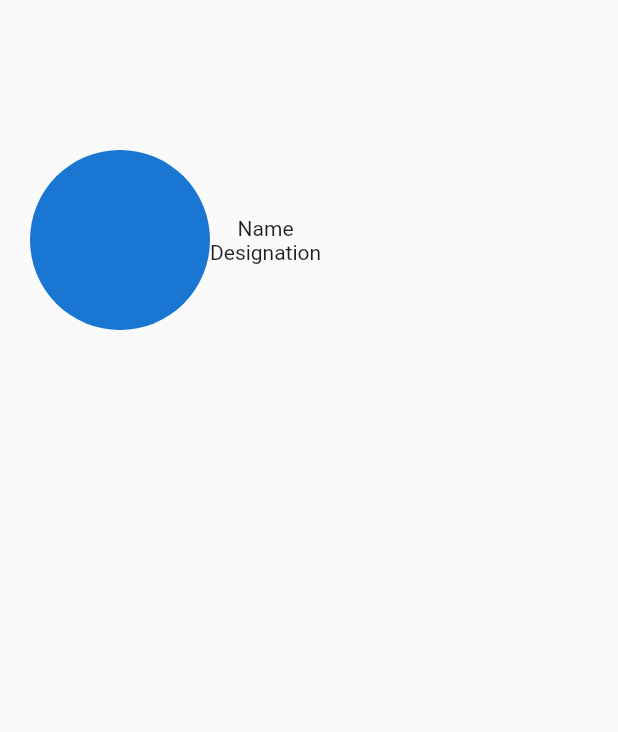
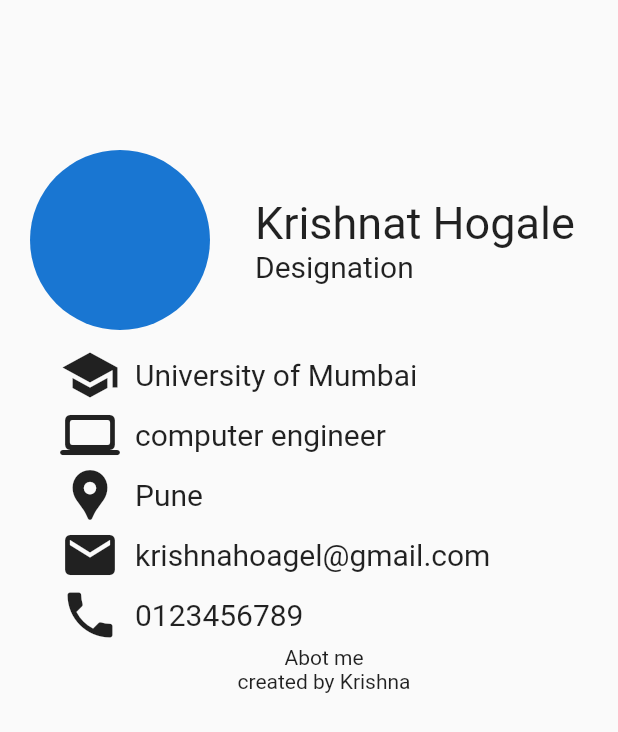
Before and after one commit to kri-sh27/Flutter-PortfolioApp, a Flutter app: the screen it shows after launch, on a phone screen of 412 x 824 dp. Shown: the top 732 px of the screen. Run offline on Flutter 3.47's test engine with Material 2 defaults, Android fonts, the phone set to English and light mode, and no system bars.

Commit message:
done some changes

```diff
--- a/lib/main.dart
+++ b/lib/main.dart
@@ -21,11 +21,98 @@ class Home extends StatelessWidget {
                 CircleAvatar(
                   radius: 60,
                 ),
+                SizedBox(
+                  width: 30,
+                ),
                 Column(
-                  children: <Widget>[Text("Name"), Text("Designation")],
+                  crossAxisAlignment: CrossAxisAlignment.start,
+                  children: <Widget>[
+                    Text(
+                      "Krishnat Hogale",
+                      style: TextStyle(fontSize: 30),
+                    ),
+                    Text(
+                      "Designation",
+                      style: TextStyle(fontSize: 20),
+                    ),
+                  ],
                 )
               ],
-            )
+            ),
+            SizedBox(
+              height: 10,
+            ),
+            Padding(
+              padding: EdgeInsets.only(left: 20),
+              child: Column(
+                children: <Widget>[
+                  Row(
+                    children: [
+                      Icon(
+                        Icons.school,
+                        size: 40,
+                      ),
+                      SizedBox(
+                        width: 10,
+                      ),
+                      Text("University of Mumbai",
+                          style: TextStyle(fontSize: 20)),
+                    ],
+                  ),
+                  Row(
+                    children: [
+                      Icon(Icons.computer_rounded, size: 40),
+                      SizedBox(
+                        width: 10,
+                      ),
+                      Text("computer engineer", style: TextStyle(fontSize: 20)),
+                    ],
+                  ),
+                  Row(
+                    children: [
+                      Icon(
+                        Icons.location_pin,
+                        size: 40,
+                      ),
+                      SizedBox(
+                        width: 10,
+                      ),
+                      Text("Pune", style: TextStyle(fontSize: 20)),
+                    ],
+                  ),
+                  Row(
+                    children: [
+                      Icon(
+                        Icons.email,
+                        size: 40,
+                      ),
+                      SizedBox(
+                        width: 10,
+                      ),
+                      Text("krishnahoagel@gmail.com",
+                          style: TextStyle(fontSize: 20)),
+                    ],
+                  ),
+                  Row(
+                    children: [
+                      Icon(
+                        Icons.phone,
+                        size: 40,
+                      ),
+                      SizedBox(
+                        width: 10,
+                      ),
+                      Text(
+                        "0123456789",
+                        style: TextStyle(fontSize: 20),
+                      ),
+                    ],
+                  ),
+                ],
+              ),
+            ),
+            Text("Abot me"),
+            Text("created by Krishna")
           ],
         ),
       ),
```
